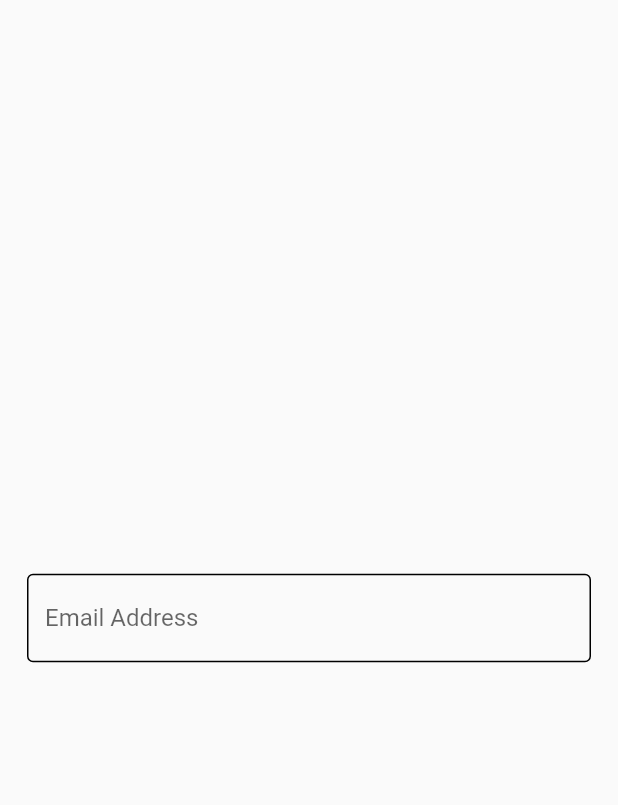
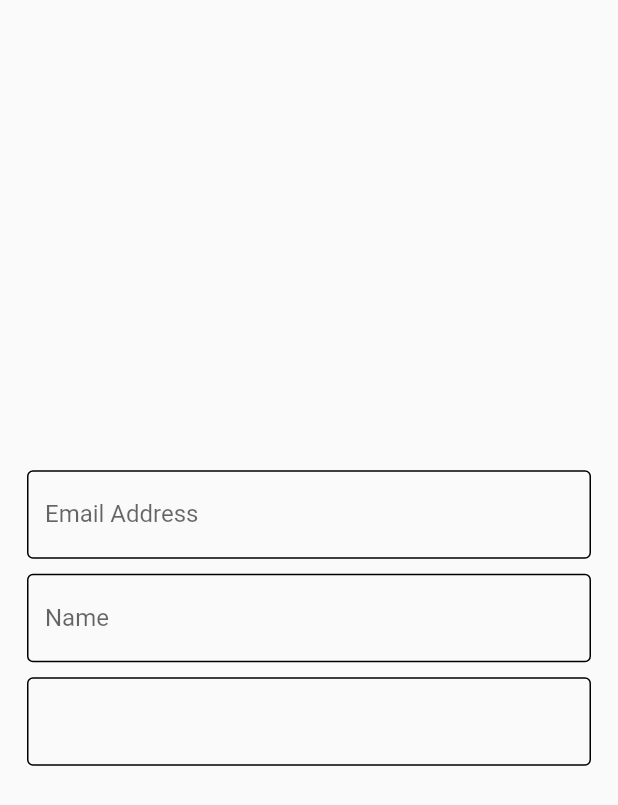
Before and after one commit to flutter-wings304/flutter_wings_Website, a Flutter app: the AutoFillHintsScreen screen opened directly, on a phone screen of 412 x 824 dp. Shown: the top 805 px of the screen. Run offline on Flutter 3.47's test engine with Material 2 defaults, Android fonts, the phone set to English and light mode, and no system bars; our stand-ins replace flutter_dotenv.

Commit message:
autofills

```diff
--- a/lib/autufillhints.dart
+++ b/lib/autufillhints.dart
@@ -13,15 +13,45 @@ class AutoFillHintsScreen extends StatelessWidget {
             crossAxisAlignment: CrossAxisAlignment.center,
             children: [
               TextFormField(
-
                   decoration: const InputDecoration(
-                    labelText: "Email Address",
-                    hintText: "Email Address",
+                      labelText: "Email Address",
+                      hintText: "Email Address",
                       border: OutlineInputBorder(),
                       enabledBorder: OutlineInputBorder(),
                       focusedBorder: OutlineInputBorder()),
-                  autofillHints: const [AutofillHints.email],
-                  keyboardType: TextInputType.emailAddress)
+                  autofillHints: const [
+                    AutofillHints.email,
+                  ],
+                  keyboardType: TextInputType.emailAddress),
+              const SizedBox(
+                height: 10,
+              ),
+              TextFormField(
+                decoration: const InputDecoration(
+                    labelText: "Name",
+                    hintText: "Name",
+                    border: OutlineInputBorder(),
+                    enabledBorder: OutlineInputBorder(),
+                    focusedBorder: OutlineInputBorder()),
+                autofillHints: const [
+                  AutofillHints.name,
+                ],
+              ),
+              const SizedBox(
+                height: 10,
+              ),
+              TextFormField(
+                keyboardType: TextInputType.text,
+                decoration: const InputDecoration(
+                    border: OutlineInputBorder(),
+                    enabledBorder: OutlineInputBorder(),
+                    focusedBorder: OutlineInputBorder()),
+                autofillHints: const [
+                  AutofillHints.name,
+                  AutofillHints.email,
+                  AutofillHints.addressCityAndState,
+                ],
+              )
             ]),
       ),
     );
--- a/lib/main.dart
+++ b/lib/main.dart
@@ -1,5 +1,6 @@
 import 'package:flutter/material.dart';
 import 'package:flutter_dotenv/flutter_dotenv.dart';
+import 'package:flutter_wings_website/welcome.dart';
 
 import 'autufillhints.dart';
 import 'listequals.dart';
@@ -29,7 +30,7 @@ class MyApp extends StatelessWidget {
         // is not restarted.
         primarySwatch: Colors.blue,
       ),
-      home: const ListEqualFunction(),
+      home: const AutoFillHintsScreen(),
     );
   }
 }
```
Also changed, not shown: lib/custom_label.dart (added, +57 -0 lines).
